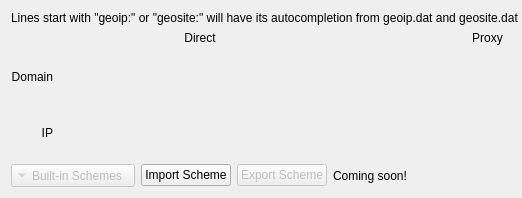
First picture: the form in src/ui/widgets/RouteSettingsMatrix.ui, repository Qv2ray/Qv2ray, before the edit; both pictures show x 0 to 522 and y 0 to 198 of the 927 by 198 pixel window.
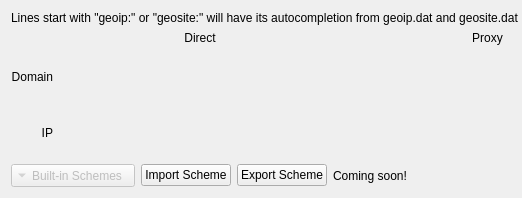
Second picture: the form after the edit.

Commit message: naive impl: exporting

The edit to the form file:
```diff
--- a/src/ui/widgets/RouteSettingsMatrix.ui
+++ b/src/ui/widgets/RouteSettingsMatrix.ui
@@ -136,7 +136,7 @@
      <item>
       <widget class="QPushButton" name="exportSchemeBtn">
        <property name="enabled">
-        <bool>false</bool>
+        <bool>true</bool>
        </property>
        <property name="toolTip">
         <string>Export route scheme to file</string>
```
The commit also changes 2 other files.
